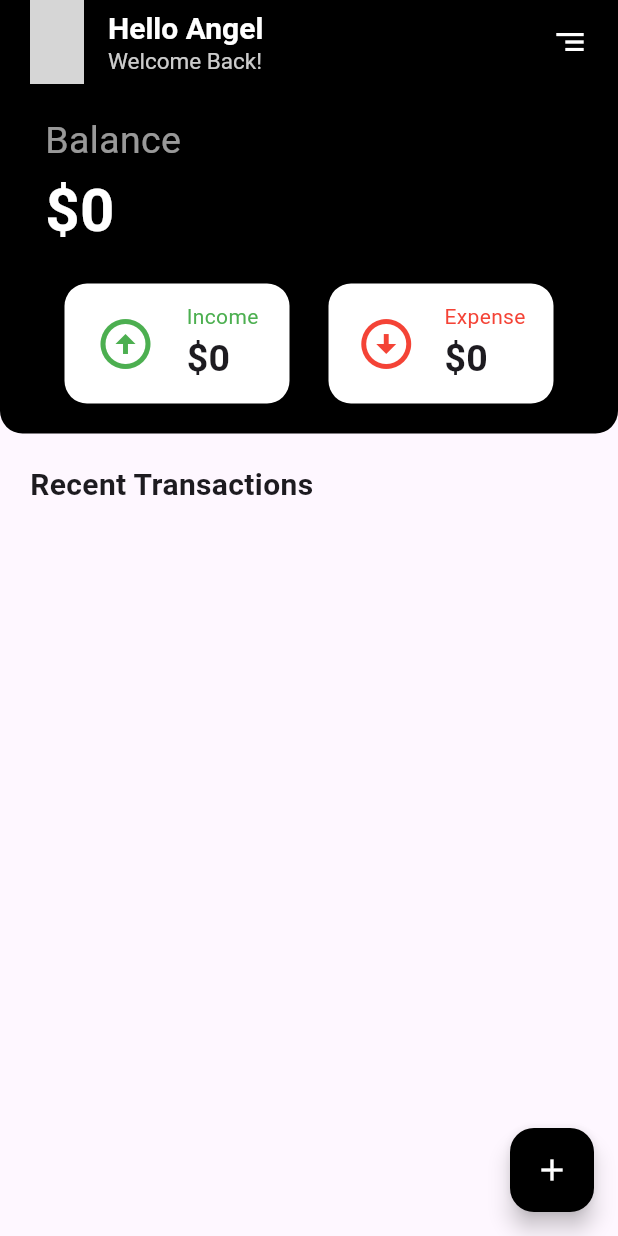
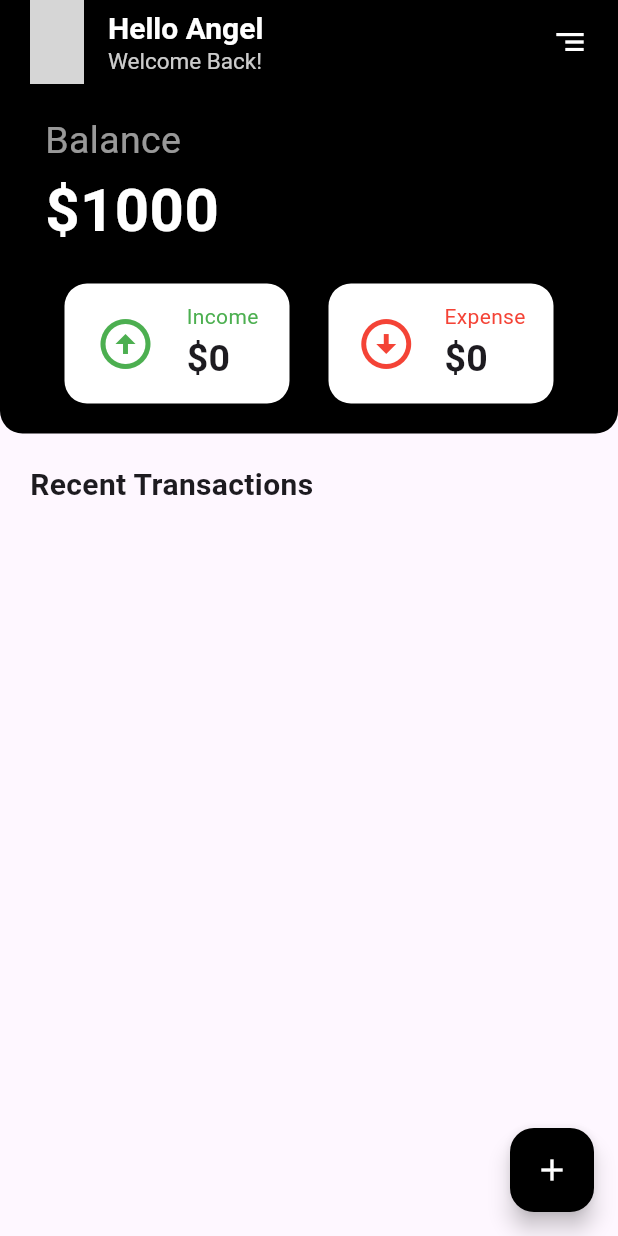
Before and after one commit to angelElizabethBerly/expense_tracker, a Flutter app: the screen it shows after launch, on a phone screen of 412 x 824 dp. Run offline on Flutter 3.47's test engine with Material 3 defaults, Android fonts, the phone set to English and light mode, and no system bars; our stand-ins replace sqflite; accounts and stored records are empty; network calls fail; grey boxes are pictures that could not be loaded.

Commit message:
balance amount calculation added

```diff
--- a/lib/controller/home_screen_controller.dart
+++ b/lib/controller/home_screen_controller.dart
@@ -7,7 +7,7 @@ class HomeScreenController {
   static late Database database;
   static List<Map<String, Object?>> data = [];
   static List<TransactionModel> transactionList = [];
-  static int balanceAmount = 0;
+  static int balanceAmount = 1000;
   static int totalIncome = 0;
   static int totalExpense = 0;
 
@@ -18,7 +18,7 @@ class HomeScreenController {
         onCreate: (Database db, int version) async {
       // When creating the db, create the table
       await db.execute(
-          'CREATE TABLE Record (id INTEGER PRIMARY KEY, type TEXT, title TEXT, category TEXT, date TEXT, amount INTEGER, totalBalance INTEGER, totalIncome INTEGER, totalExpense INTEGER)');
+          'CREATE TABLE Record (id INTEGER PRIMARY KEY, type TEXT, title TEXT, category TEXT, date TEXT, amount INTEGER)');
       log('table created');
     });
   }
@@ -29,34 +29,11 @@ class HomeScreenController {
       required String category,
       required String date,
       required int amount}) async {
-    if (type == "Income") {
-      totalIncome = totalIncome + amount;
-    } else {
-      totalExpense = totalExpense + amount;
-    }
+    await database.rawInsert(
+        'INSERT INTO Record(type, title, category, date, amount) VALUES(?, ?, ?, ?, ?)',
+        [type, title, category, date, amount]);
 
-    balanceAmount = totalIncome - totalExpense;
-
-    await database.rawInsert(
-        'INSERT INTO Record(type, title, category, date, amount, totalBalance, totalIncome, totalExpense) VALUES(?, ?, ?, ?, ?, ?, ?, ?)',
-        [
-          type,
-          title,
-          category,
-          date,
-          amount,
-          balanceAmount,
-          totalIncome,
-          totalExpense
-        ]);
-
-    // if (type == "Income") {
-    //   totalIncome = totalIncome + amount;
-    //   await database.rawInsert(
-    //       'INSERT INTO Record(totalIncome) VALUES(?)', [totalIncome]);
-    // } else {
-    //   totalIncome = totalIncome - amount;
-    // }
+    calculate();
   }
 
   //get all data from database
@@ -70,24 +47,25 @@ class HomeScreenController {
               category: e['category'].toString(),
               date: e['date'].toString(),
               amount: int.parse(e["amount"].toString()),
-            balanceAmount: int.parse(e['totalBalance'].toString()),
-            totalIncome: int.parse(e['totalIncome'].toString()),
-            totalExpense: int.parse(e['totalExpense'].toString())))
+            ))
         .toList();
     log(data.toString());
+    calculate();
   }
 
-  static addIncome() {
-    for (int i = 0; i < transactionList.length; i++) {
+  static calculate() {
+    balanceAmount = 1000;
+    totalIncome = 0;
+    totalExpense = 0;
+    for (var i = 0; i < transactionList.length; i++) {
+      if (transactionList[i].transactionType == "Income") {
         totalIncome = totalIncome + transactionList[i].amount;
-      log(totalIncome.toString());
+      } else {
+        totalExpense = totalExpense + transactionList[i].amount;
       }
     }
-
-  static addExpense() {
-    for (int i = 0; i < transactionList.length; i++) {
-      totalExpense = totalExpense + transactionList[i].amount;
-      log(totalExpense.toString());
+    balanceAmount = 1000 + totalIncome - totalExpense;
+    log(balanceAmount.toString());
+    log(balanceAmount.toString());
   }
 }
-}
--- a/lib/model/transaction_model.dart
+++ b/lib/model/transaction_model.dart
@@ -5,18 +5,13 @@ class TransactionModel {
   String category;
   String date;
   int amount;
-  int balanceAmount;
-  int totalIncome;
-  int totalExpense;
 
-  TransactionModel(
-      {required this.id,
-      required this.transactionType,
-      required this.title,
-      required this.category,
-      required this.date,
-      required this.amount,
-      this.balanceAmount = 1000,
-      this.totalIncome = 0,
-      this.totalExpense = 0});
+  TransactionModel({
+    required this.id,
+    required this.transactionType,
+    required this.title,
+    required this.category,
+    required this.date,
+    required this.amount,
+  });
 }
--- a/lib/view/home_screen/home_screen.dart
+++ b/lib/view/home_screen/home_screen.dart
@@ -15,12 +15,11 @@ class HomeScreen extends StatefulWidget {
 class _HomeScreenState extends State<HomeScreen> {
   @override
   void initState() {
-    fetchData();
+    WidgetsBinding.instance.addPostFrameCallback((timeStamp) async {
+      await HomeScreenController.getAllData();
+      setState(() {});
+    });
     super.initState();
-  }
-
-  fetchData() async {
-    await HomeScreenController.getAllData();
   }
 
   @override
@@ -80,7 +79,7 @@ class _HomeScreenState extends State<HomeScreen> {
                         color: ColorConstant.primaryWhite.withOpacity(0.6)),
                   ),
                   Text(
-                    "\$${HomeScreenController.transactionList.lastOrNull?.balanceAmount ?? "0"}",
+                    "\$${HomeScreenController.balanceAmount}",
                     style: TextStyle(
                         fontSize: 40,
                         color: ColorConstant.primaryWhite,
@@ -115,7 +114,7 @@ class _HomeScreenState extends State<HomeScreen> {
                                         color: ColorConstant.primaryGreen),
                                   ),
                                   Text(
-                                    "\$${HomeScreenController.transactionList.lastOrNull?.totalIncome ?? "0"}",
+                                    "\$${HomeScreenController.totalIncome}",
                                     style: TextStyle(
                                         fontWeight: FontWeight.bold,
                                         fontSize: 25),
@@ -149,7 +148,7 @@ class _HomeScreenState extends State<HomeScreen> {
                                         color: ColorConstant.primaryRed),
                                   ),
                                   Text(
-                                    "\$${HomeScreenController.transactionList.lastOrNull?.totalExpense ?? "0"}",
+                                    "\$${HomeScreenController.totalExpense}",
                                     style: TextStyle(
                                         fontWeight: FontWeight.bold,
                                         fontSize: 25),
```
Lines whose indentation alone changed are shown as unchanged.
